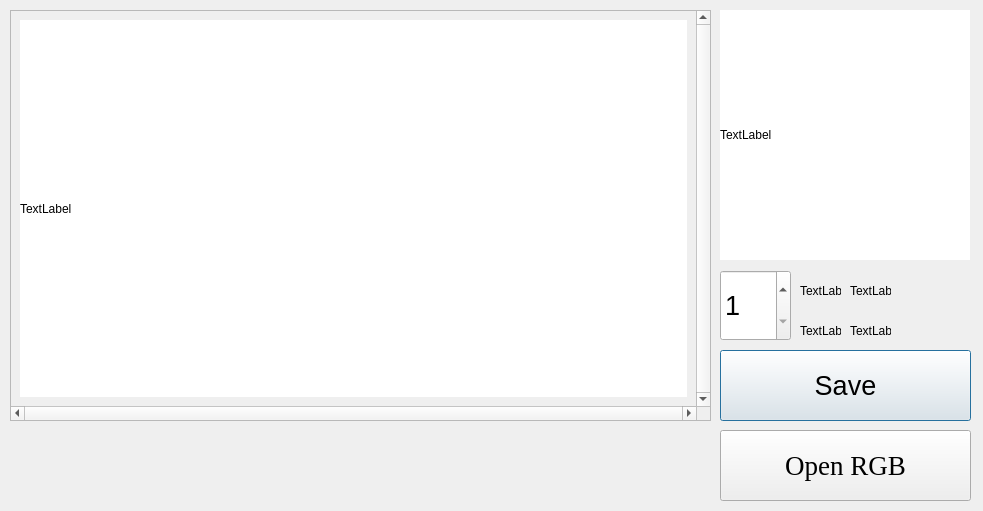
Old version of the form dialog.ui in the repository Chia-ChunHsu/NewCapture.
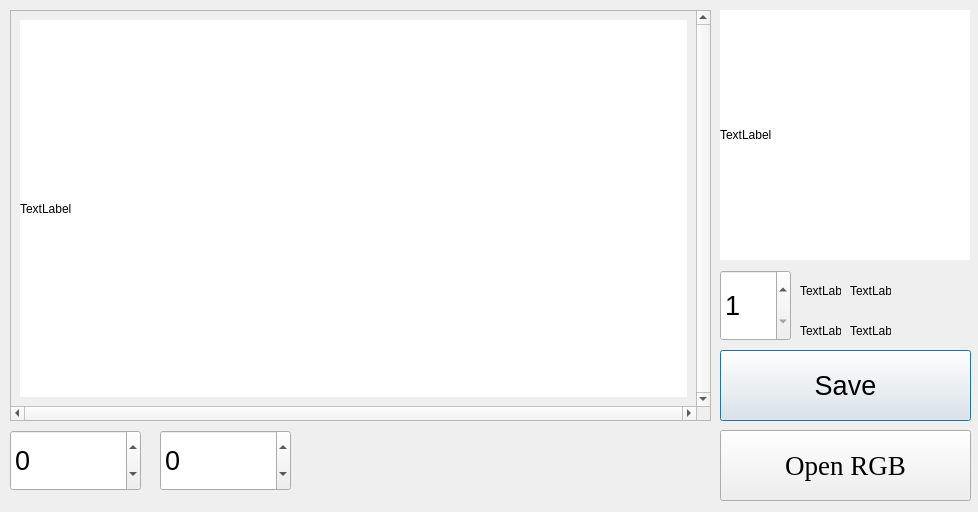
New version of the form.

```diff
--- a/dialog.ui
+++ b/dialog.ui
@@ -6,8 +6,8 @@
    <rect>
     <x>0</x>
     <y>0</y>
-    <width>983</width>
-    <height>511</height>
+    <width>978</width>
+    <height>512</height>
    </rect>
   </property>
   <property name="windowTitle">
@@ -227,6 +227,48 @@
     <string>Open RGB</string>
    </property>
   </widget>
+  <widget class="QSpinBox" name="xSpinBox">
+   <property name="geometry">
+    <rect>
+     <x>10</x>
+     <y>430</y>
+     <width>131</width>
+     <height>61</height>
+    </rect>
+   </property>
+   <property name="font">
+    <font>
+     <pointsize>20</pointsize>
+    </font>
+   </property>
+   <property name="minimum">
+    <number>-10</number>
+   </property>
+   <property name="maximum">
+    <number>10</number>
+   </property>
+  </widget>
+  <widget class="QSpinBox" name="ySpinBox">
+   <property name="geometry">
+    <rect>
+     <x>160</x>
+     <y>430</y>
+     <width>131</width>
+     <height>61</height>
+    </rect>
+   </property>
+   <property name="font">
+    <font>
+     <pointsize>20</pointsize>
+    </font>
+   </property>
+   <property name="minimum">
+    <number>-10</number>
+   </property>
+   <property name="maximum">
+    <number>10</number>
+   </property>
+  </widget>
  </widget>
  <resources/>
  <connections/>
```
